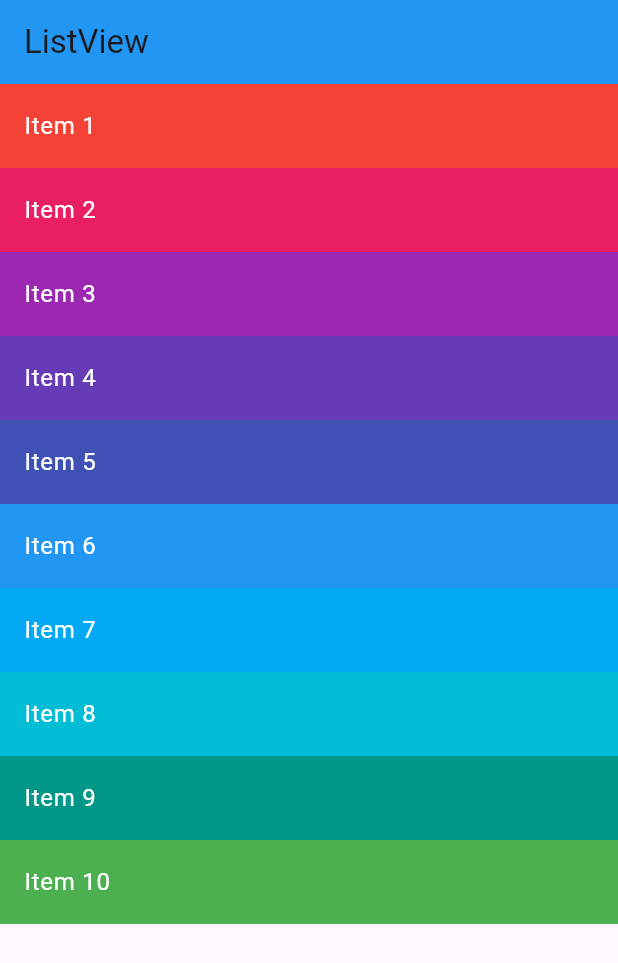
After one commit to mahamudsourov/tracker_sheet_problems, a Flutter app: the ListScreen screen opened directly, on a phone screen of 412 x 824 dp. The commit adds this screen. Shown: the top 963 px of the screen. Run offline on Flutter 3.47's test engine with Material 3 defaults, Android fonts, the phone set to English and light mode, and no system bars.

Commit message:
problem_03

```diff
--- a/lib/problem2.dart
+++ b/lib/problem2.dart
@@ -20,6 +20,7 @@ class TestScreen extends StatefulWidget {
   const TestScreen({super.key});
 
   @override
+  // ignore: library_private_types_in_public_api
   _TestScreenState createState() => _TestScreenState();
 }
 
--- /dev/null
+++ b/lib/problem3.dart
@@ -0,0 +1,45 @@
+import 'package:flutter/material.dart';
+
+void main() {
+  runApp(const MyApp());
+}
+
+class MyApp extends StatelessWidget {
+  const MyApp({super.key});
+
+  @override
+  Widget build(BuildContext context) {
+    return MaterialApp(
+      debugShowCheckedModeBanner: false,
+      home: const ListScreen(),
+    );
+  }
+}
+
+class ListScreen extends StatelessWidget {
+  const ListScreen({super.key});
+
+  @override
+  Widget build(BuildContext context) {
+    return Scaffold(
+      appBar: AppBar(
+        title: const Text("ListView"),
+        backgroundColor: Colors.blue,
+      ),
+      body: ListView.builder(
+        itemCount: 10,
+        itemBuilder: (context, index) {
+          return Container(
+            color: Colors.primaries[index % Colors.primaries.length],
+            child: ListTile(
+              title: Text(
+                "Item ${index + 1}",
+                style: TextStyle(color: Colors.white),
+              ),
+            ),
+          );
+        },
+      ),
+    );
+  }
+}
```
Also changed, not shown: 1 other file.
